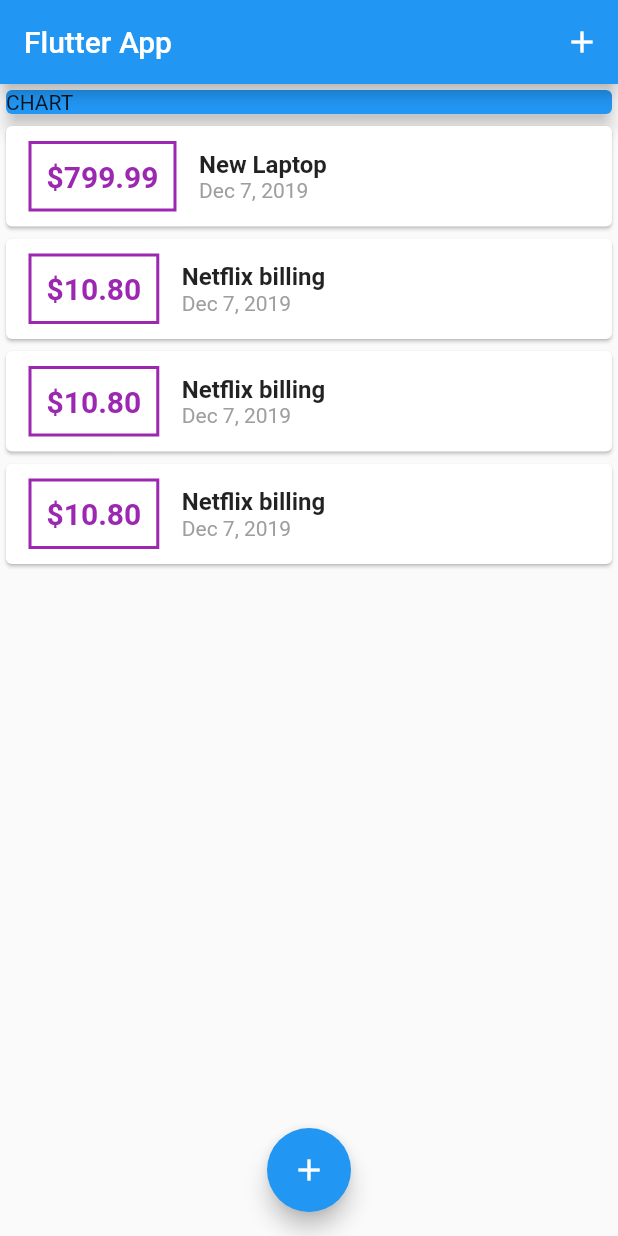
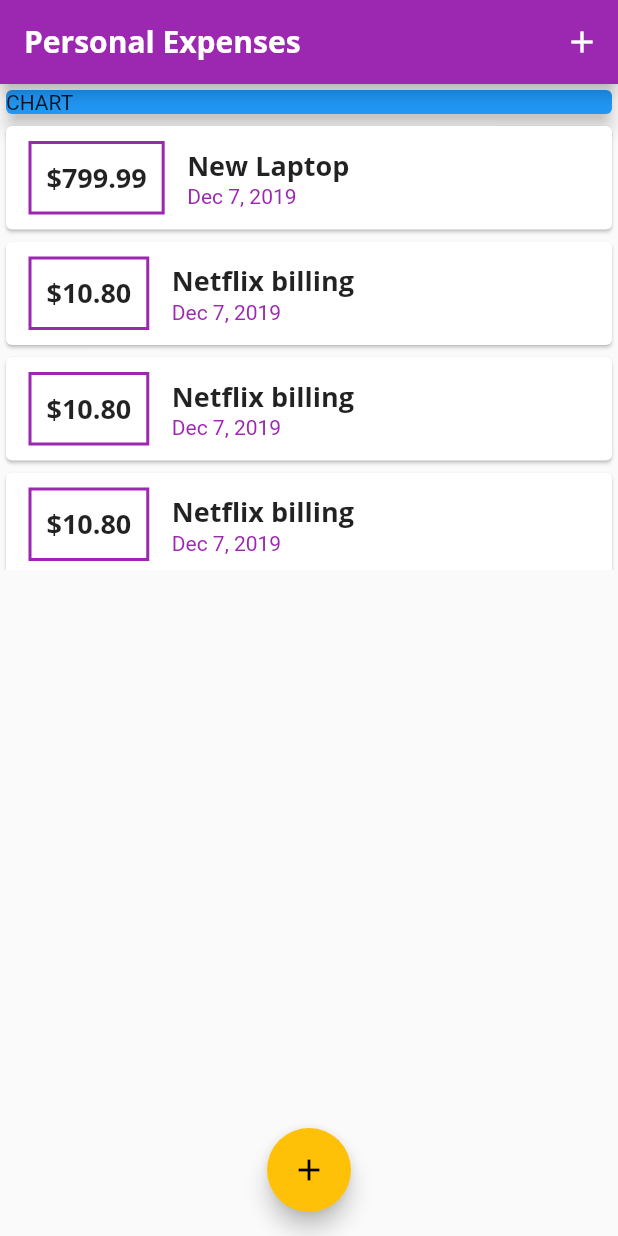
Before and after one commit to juliomsousa/expense-planner, a Flutter app: the screen it shows after launch, on a phone screen of 412 x 824 dp. Run offline on Flutter 3.47's test engine with Material 2 defaults, Android fonts, the phone set to English and light mode, and no system bars.

Commit message:
Add theme to the app

```diff
--- a/lib/main.dart
+++ b/lib/main.dart
@@ -9,7 +9,28 @@ class MyApp extends StatelessWidget {
   @override
   Widget build(BuildContext context) {
     return MaterialApp(
-      title: 'Flutter App',
+      title: 'Personal Expenses',
+      theme: ThemeData(
+        primarySwatch: Colors.purple,
+        accentColor: Colors.amber,
+        fontFamily: 'Quicksand',
+        textTheme: ThemeData.light().textTheme.copyWith(
+              title: TextStyle(
+                fontFamily: 'OpenSans',
+                fontWeight: FontWeight.bold,
+                fontSize: 18,
+              ),
+            ),
+        appBarTheme: AppBarTheme(
+          textTheme: ThemeData.light().textTheme.copyWith(
+                title: TextStyle(
+                  fontFamily: 'OpenSans',
+                  fontSize: 20,
+                  fontWeight: FontWeight.bold,
+                ),
+              ),
+        ),
+      ),
       home: MyHomePage(),
     );
   }
@@ -88,7 +109,7 @@ class _MyHomePageState extends State<MyHomePage> {
   Widget build(BuildContext context) {
     return Scaffold(
       appBar: AppBar(
-        title: Text('Flutter App'),
+        title: Text('Personal Expenses'),
         actions: <Widget>[
           IconButton(
             icon: Icon(Icons.add),
--- a/lib/widgets/transaction_list.dart
+++ b/lib/widgets/transaction_list.dart
@@ -24,18 +24,14 @@ class TransactionList extends StatelessWidget {
                   ),
                   decoration: BoxDecoration(
                     border: Border.all(
-                      color: Colors.purple,
+                      color: Theme.of(context).primaryColor,
                       width: 2,
                     ),
                   ),
                   padding: EdgeInsets.all(10),
                   child: Text(
                     '\$${transactions[index].amount.toStringAsFixed(2)}',
-                    style: TextStyle(
-                      fontWeight: FontWeight.bold,
-                      fontSize: 20,
-                      color: Colors.purple,
-                    ),
+                    style: Theme.of(context).textTheme.title,
                   ),
                 ),
                 Column(
@@ -43,15 +39,12 @@ class TransactionList extends StatelessWidget {
                   children: <Widget>[
                     Text(
                       transactions[index].title,
-                      style: TextStyle(
-                        fontSize: 16,
-                        fontWeight: FontWeight.bold,
-                      ),
+                      style: Theme.of(context).textTheme.title,
                     ),
                     Text(
                       DateFormat.yMMMd().format(transactions[index].date),
                       style: TextStyle(
-                        color: Colors.grey,
+                        color: Theme.of(context).primaryColor,
                       ),
                     )
                   ],
```
Also changed, not shown: pubspec.yaml (+11 -6 lines), assets/fonts/OpenSans-Bold.ttf (added), assets/fonts/OpenSans-Regular.ttf (added), assets/fonts/Quicksand-Bold.ttf (added), assets/fonts/Quicksand-Light.ttf (added), assets/fonts/Quicksand-Medium.ttf (added), assets/fonts/Quicksand-Regular.ttf (added).
